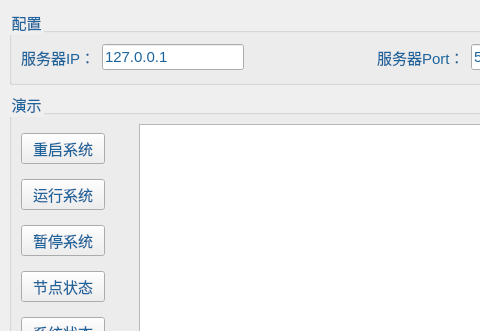
binghan523/htkjGUI, file DisplayControl.ui: the form before one commit; both pictures show x 0 to 480 and y 0 to 331 of the 720 by 479 pixel window.
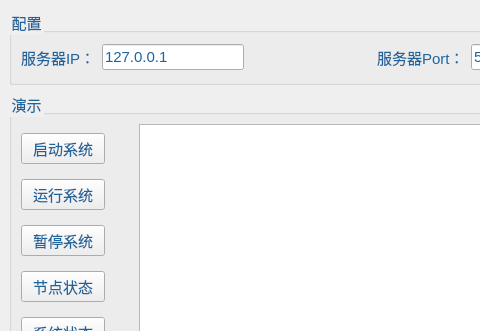
The form after the commit.

What changed in the file:
```diff
--- a/DisplayControl.ui
+++ b/DisplayControl.ui
@@ -101,14 +101,14 @@
          <item>
           <layout class="QVBoxLayout" name="verticalLayout">
            <item>
-            <widget class="QPushButton" name="buttonRerun">
+            <widget class="QPushButton" name="buttonStart">
              <property name="text">
-              <string>重启系统</string>
+              <string>启动系统</string>
              </property>
             </widget>
            </item>
            <item>
-            <widget class="QPushButton" name="buttonStart">
+            <widget class="QPushButton" name="buttonRun">
              <property name="text">
               <string>运行系统</string>
              </property>
```
